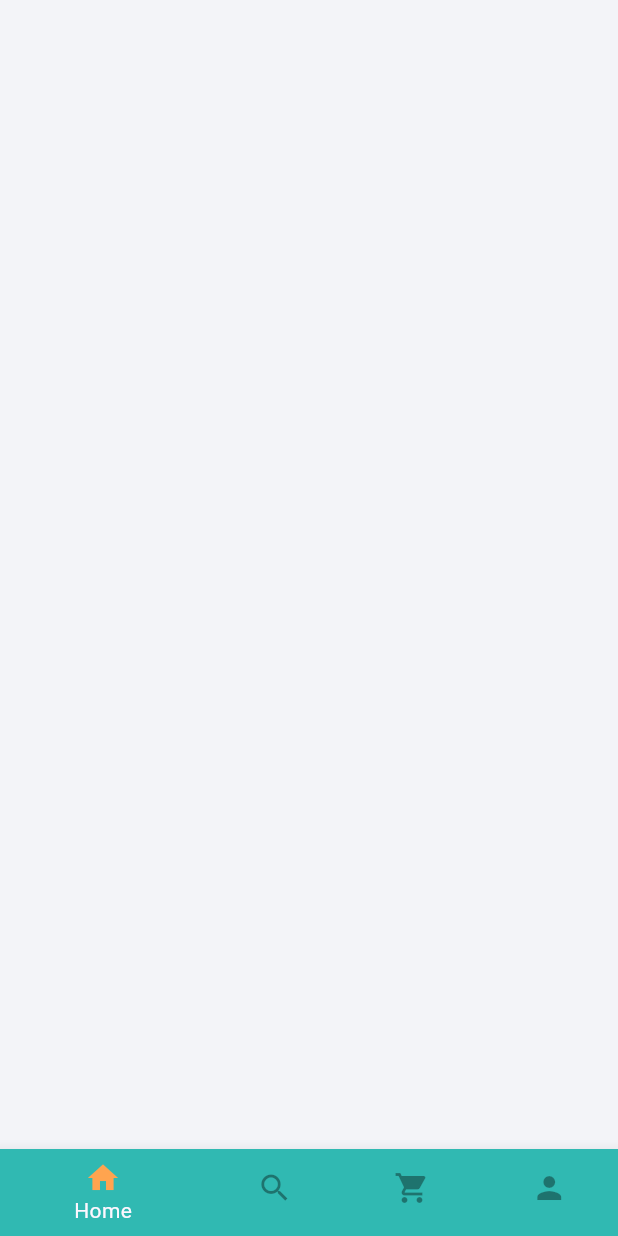
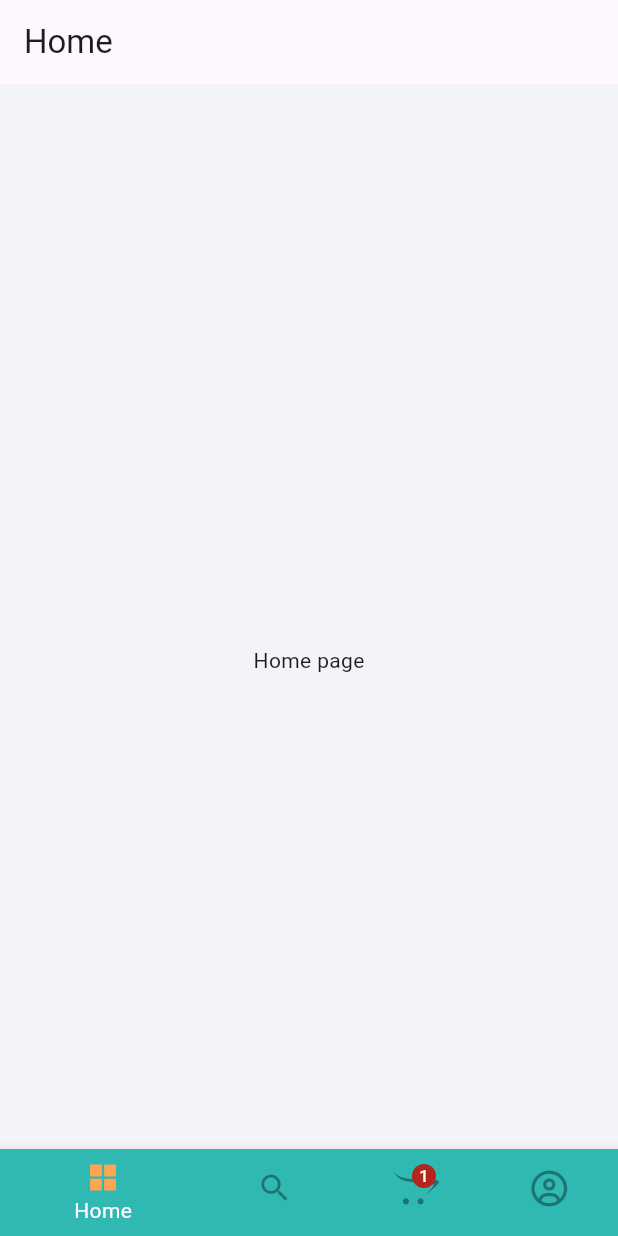
Before and after one commit to fuzailkhxn/QuickBite, a Flutter app: the screen it shows after launch, on a phone screen of 412 x 824 dp. Run offline on Flutter 3.47's test engine with Material 3 defaults, Android fonts, the phone set to English and light mode, and no system bars; our stand-ins replace flutter_screenutil, flutter_vector_icons, get.

Commit message:
new changes

```diff
--- a/lib/views/entrypoint.dart
+++ b/lib/views/entrypoint.dart
@@ -1,22 +1,30 @@
 import 'package:flutter/material.dart';
+import 'package:flutter_vector_icons/flutter_vector_icons.dart';
 import 'package:get/get.dart';
 import 'package:quick_bite/constants/constants.dart';
 import 'package:quick_bite/controllers/tab_index_controller.dart';
+import 'package:quick_bite/views/cart/cart_page.dart';
+import 'package:quick_bite/views/home/home_page.dart';
+import 'package:quick_bite/views/profile/profile_page.dart';
+import 'package:quick_bite/views/search/search_page.dart';
 
 class MainScreen extends StatelessWidget {
-  const MainScreen({super.key});
+  MainScreen({super.key});
+
+  List<Widget> pageList = const [
+    HomePage(),
+    SearchPage(),
+    CartPage(),
+    ProfilePage(),
+  ];
 
   @override
   Widget build(BuildContext context) {
-    final controller=Get.put(TabIndexController());
+    final controller = Get.put(TabIndexController());
     return Obx(() => Scaffold(
           body: Stack(
             children: [
-          Container(
-            height: hieght,
-            width: width,
-            color: kOffWhite,
-          ),
+              pageList[controller.tabIndex],
               Align(
                 alignment: Alignment.bottomCenter,
                 child: Theme(
@@ -24,26 +32,36 @@ class MainScreen extends StatelessWidget {
                     child: BottomNavigationBar(
                       //showSelectedLabels: false,
                       showUnselectedLabels: false,
-                  unselectedIconTheme: const IconThemeData(color: Colors.black38),
+                      unselectedIconTheme:
+                          const IconThemeData(color: Colors.black38),
                       selectedIconTheme: const IconThemeData(color: kSecondary),
-                  onTap: (value){
-                    controller.setTabIndex=value;
+                      onTap: (value) {
+                        controller.setTabIndex = value;
                       },
                       currentIndex: controller.tabIndex,
-                  items: const [
+                      items: [
                         BottomNavigationBarItem(
-                        icon: Icon(Icons.home), label: 'Home'),
+                            icon: controller.tabIndex == 0
+                                ? const Icon(AntDesign.appstore1)
+                                : const Icon(AntDesign.appstore_o),
+                            label: 'Home'),
+                        const BottomNavigationBarItem(
+                            icon: Icon(Icons.search), label: 'Search'),
+                        const BottomNavigationBarItem(
+                            icon: Badge(
+                                label: Text('1'),
+                                child: Icon(FontAwesome.opencart)),
+                            label: 'Cart'),
                         BottomNavigationBarItem(
-                        icon: Icon(Icons.search), label: 'Search'),
-                    BottomNavigationBarItem(
-                        icon: Icon(Icons.shopping_cart), label: 'Cart'),
-                    BottomNavigationBarItem(
-                        icon: Icon(Icons.person), label: 'Profile'),
+                            icon: controller.tabIndex == 3
+                                ? const Icon(FontAwesome.user_circle)
+                                : const Icon(FontAwesome.user_circle_o),
+                            label: 'Profile'),
                       ],
                     )),
               )
             ],
-      ),)
-    );
+          ),
+        ));
   }
 }
--- /dev/null
+++ b/lib/views/home/home_page.dart
@@ -0,0 +1,17 @@
+import 'package:flutter/material.dart';
+
+class HomePage extends StatelessWidget {
+  const HomePage({super.key});
+
+  @override
+  Widget build(BuildContext context) {
+    return Scaffold(
+      appBar: AppBar(
+        title: const Text('Home'),
+      ),
+      body: const Center(
+        child: Text('Home page'),
+      ),
+    );
+  }
+}
```
Also changed, not shown: lib/main.dart (+4 -4 lines), lib/views/cart/cart_page.dart (added, +17 -0 lines), lib/views/profile/profile_page.dart (added, +17 -0 lines), lib/views/search/search_page.dart (added, +17 -0 lines). Lines whose indentation alone changed are shown as unchanged.
